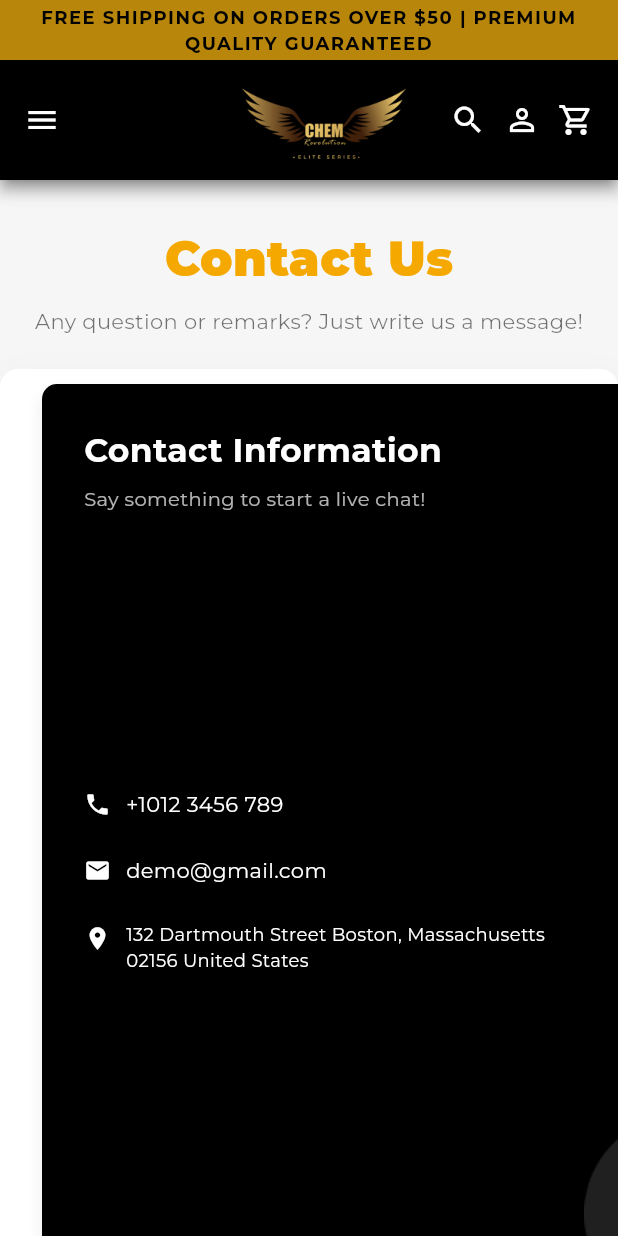
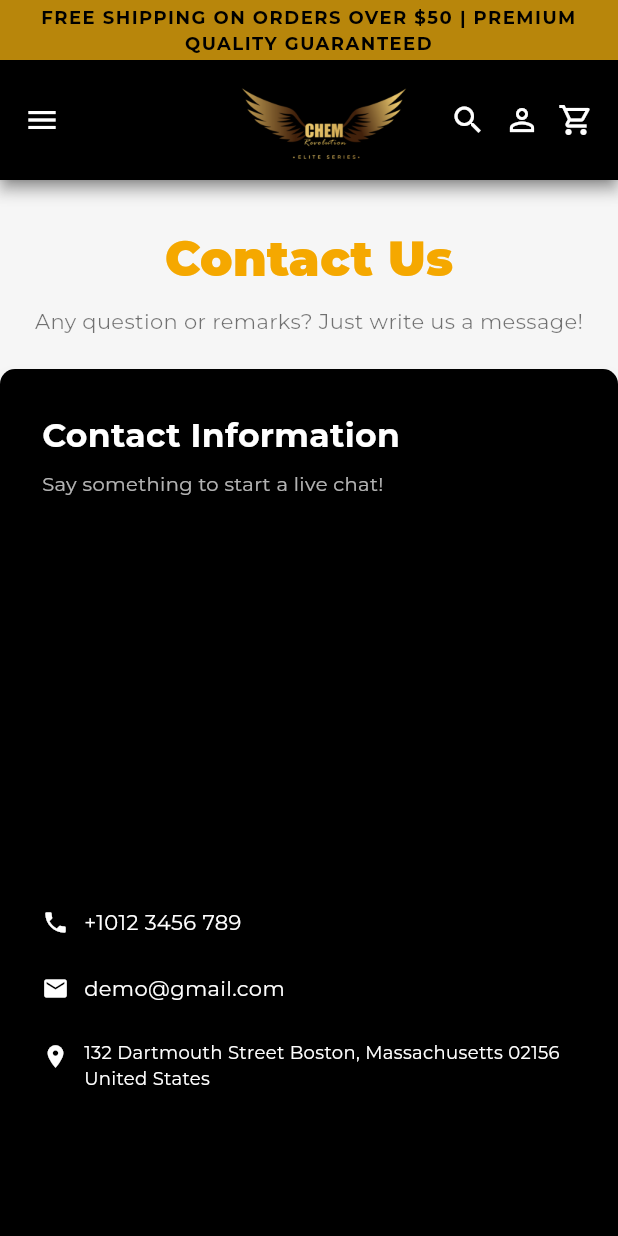
Before and after one commit to muskaan203Jnagal/muskaan_chem, a Flutter app: the ContactPage screen opened by its route, on a phone screen of 412 x 824 dp. Run offline on Flutter 3.47's test engine with Material 3 defaults, Android fonts, the phone set to English and light mode, and no system bars; our stand-ins replace cloud_firestore, firebase_auth, firebase_core, firebase_storage, font_awesome_flutter, google_fonts and 1 more; accounts and stored records are empty; network calls fail.

Commit message:
mobile view updated of contact page 12-13-25

```diff
--- a/lib/contact/contact.dart
+++ b/lib/contact/contact.dart
@@ -23,6 +23,7 @@ class _ContactPageState extends State<ContactPage> {
 
   @override
   Widget build(BuildContext context) {
+    final bool isMobile = MediaQuery.of(context).size.width < 768;
     // social & footer columns (copied pattern from homepage)
     final social = [
       SocialLink(icon: FontAwesomeIcons.instagram, url: 'https://instagram.com'),
@@ -117,7 +118,36 @@ FooterItem(
 
               // Card (1196 x 667)
 Center(
-                child: SizedBox(
+  child: isMobile
+      // =======================
+      // 📱 MOBILE LAYOUT
+      // =======================
+      ? Column(
+          children: [
+            // 🖤 FULL SCREEN BLACK PANEL
+            SizedBox(
+              height: MediaQuery.of(context).size.height,
+              width: double.infinity,
+              child: const _BlackPanel(
+                width: double.infinity,
+                height: double.infinity,
+              ),
+            ),
+
+            // 📝 FORM SECTION BELOW
+            Container(
+              width: double.infinity,
+              color: Colors.white,
+              padding: const EdgeInsets.symmetric(vertical: 24),
+              child: const _FormArea(),
+            ),
+          ],
+        )
+
+      // =======================
+      // 🖥 DESKTOP LAYOUT (UNCHANGED)
+      // =======================
+      : SizedBox(
           width: 1196,
           height: 667,
           child: Stack(
@@ -164,6 +194,7 @@ FooterItem(
           ),
         ),
 ),
+
 
               const SizedBox(height: 60),
 
```
Lines whose indentation alone changed are shown as unchanged.
